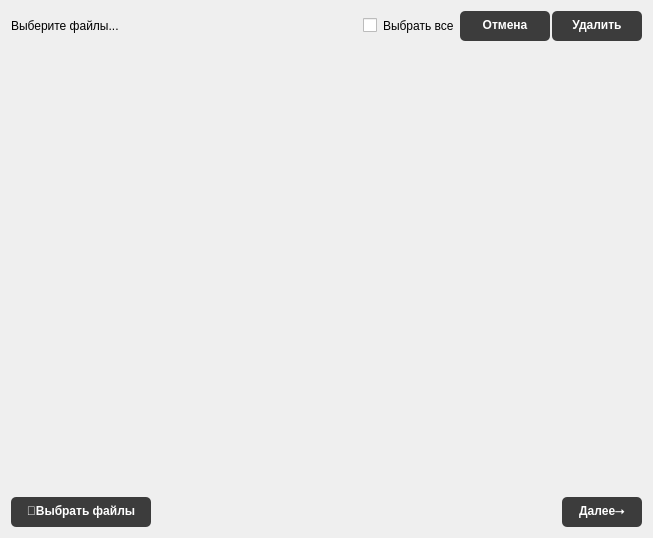
Old version of the form ui/file_selection_screen.ui in the repository CyllXap4ok/PDF_Multy_Search.
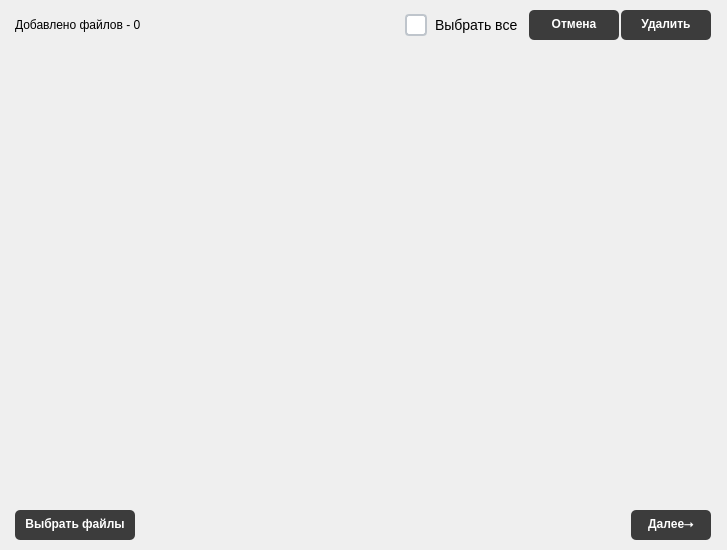
New version of the form. Icons and pictures are not drawn.

What changed in the file:
```diff
--- a/ui/file_selection_screen.ui
+++ b/ui/file_selection_screen.ui
@@ -6,10 +6,28 @@
    <rect>
     <x>0</x>
     <y>0</y>
-    <width>653</width>
-    <height>538</height>
+    <width>727</width>
+    <height>550</height>
    </rect>
   </property>
+  <property name="sizePolicy">
+   <sizepolicy hsizetype="Preferred" vsizetype="Preferred">
+    <horstretch>0</horstretch>
+    <verstretch>0</verstretch>
+   </sizepolicy>
+  </property>
+  <property name="minimumSize">
+   <size>
+    <width>727</width>
+    <height>550</height>
+   </size>
+  </property>
+  <property name="baseSize">
+   <size>
+    <width>727</width>
+    <height>550</height>
+   </size>
+  </property>
   <property name="windowTitle">
    <string>GroupBox</string>
   </property>
@@ -17,15 +35,57 @@
    <string notr="true">border:none;</string>
   </property>
   <layout class="QVBoxLayout" name="verticalLayout">
+   <property name="spacing">
+    <number>5</number>
+   </property>
+   <property name="leftMargin">
+    <number>15</number>
+   </property>
+   <property name="topMargin">
+    <number>10</number>
+   </property>
+   <property name="rightMargin">
+    <number>0</number>
+   </property>
+   <property name="bottomMargin">
+    <number>10</number>
+   </property>
    <item>
     <layout class="QHBoxLayout" name="file_screen_top_bar">
      <property name="spacing">
       <number>2</number>
      </property>
+     <property name="rightMargin">
+      <number>16</number>
+     </property>
      <item>
       <widget class="QLabel" name="label">
+       <property name="sizePolicy">
+        <sizepolicy hsizetype="Fixed" vsizetype="Fixed">
+         <horstretch>0</horstretch>
+         <verstretch>0</verstretch>
+        </sizepolicy>
+       </property>
+       <property name="minimumSize">
+        <size>
+         <width>0</width>
+         <height>30</height>
+        </size>
+       </property>
+       <property name="maximumSize">
+        <size>
+         <width>16777215</width>
+         <height>30</height>
+        </size>
+       </property>
+       <property name="baseSize">
+        <size>
+         <width>0</width>
+         <height>30</height>
+        </size>
+       </property>
        <property name="text">
-        <string>Выберите файлы...</string>
+        <string>Добавлено файлов - 0</string>
        </property>
       </widget>
      </item>
@@ -45,21 +105,82 @@
      <item>
       <layout class="QHBoxLayout" name="horizontalLayout">
        <property name="spacing">
-        <number>5</number>
+        <number>10</number>
        </property>
        <item>
         <widget class="QCheckBox" name="select_all_button">
+         <property name="sizePolicy">
+          <sizepolicy hsizetype="Fixed" vsizetype="Fixed">
+           <horstretch>0</horstretch>
+           <verstretch>0</verstretch>
+          </sizepolicy>
+         </property>
+         <property name="minimumSize">
+          <size>
+           <width>0</width>
+           <height>30</height>
+          </size>
+         </property>
+         <property name="maximumSize">
+          <size>
+           <width>16777215</width>
+           <height>30</height>
+          </size>
+         </property>
+         <property name="baseSize">
+          <size>
+           <width>0</width>
+           <height>30</height>
+          </size>
+         </property>
          <property name="font">
           <font>
+           <pointsize>-1</pointsize>
            <kerning>true</kerning>
           </font>
          </property>
          <property name="styleSheet">
-          <string notr="true"/>
+          <string notr="true">QCheckBox {
+    spacing: 8px;
+    font-size: 14px;
+}
+
+QCheckBox::indicator {
+    width: 18px;
+    height: 18px;
+    border-radius: 4px;
+}
+
+QCheckBox::indicator:unchecked {
+    background-color: #ffffff;
+    border: 2px solid #bfc5cc;
+}
+
+QCheckBox::indicator:unchecked:hover {
+    border: 2px solid #4a90e2;
+}
+
+QCheckBox::indicator:checked {
+    background-color: #4a90e2;
+    border: 2px solid #4a90e2;
+}
+
+QCheckBox::indicator:checked:hover {
+    background-color: #357ABD;
+    border: 2px solid #357ABD;
+}
+
+QCheckBox::indicator:disabled {
+    background-color: #e0e0e0;
+    border: 2px solid #c0c0c0;
+}</string>
          </property>
          <property name="text">
           <string>Выбрать все</string>
          </property>
+         <property name="checked">
+          <bool>false</bool>
+         </property>
         </widget>
        </item>
        <item>
@@ -169,6 +290,11 @@
 	background-color: rgb(50, 50, 50);
 	margin: 1px;
 	font-size: 12px;
+}
+
+QPushButton:disabled {
+	background-color: rgb(50, 50, 50);
+	color: gray;
 }</string>
        </property>
        <property name="text">
@@ -183,45 +309,70 @@
    </item>
    <item>
     <widget class="QScrollArea" name="scrollArea">
+     <property name="sizePolicy">
+      <sizepolicy hsizetype="Expanding" vsizetype="Expanding">
+       <horstretch>0</horstretch>
+       <verstretch>0</verstretch>
+      </sizepolicy>
+     </property>
      <property name="frameShadow">
       <enum>QFrame::Shadow::Sunken</enum>
      </property>
+     <property name="lineWidth">
+      <number>0</number>
+     </property>
+     <property name="verticalScrollBarPolicy">
+      <enum>Qt::ScrollBarPolicy::ScrollBarAsNeeded</enum>
+     </property>
+     <property name="horizontalScrollBarPolicy">
+      <enum>Qt::ScrollBarPolicy::ScrollBarAlwaysOff</enum>
+     </property>
      <property name="widgetResizable">
       <bool>true</bool>
      </property>
+     <property name="alignment">
+      <set>Qt::AlignmentFlag::AlignLeading|Qt::AlignmentFlag::AlignLeft|Qt::AlignmentFlag::AlignTop</set>
+     </property>
      <widget class="QWidget" name="files_grid">
       <property name="geometry">
        <rect>
         <x>0</x>
         <y>0</y>
-        <width>635</width>
-        <height>442</height>
+        <width>712</width>
+        <height>454</height>
        </rect>
       </property>
-      <layout class="QGridLayout" name="files_grid_layout">
-       <property name="leftMargin">
-        <number>0</number>
-       </property>
-       <property name="topMargin">
-        <number>0</number>
-       </property>
-       <property name="rightMargin">
-        <number>0</number>
-       </property>
-       <property name="bottomMargin">
-        <number>0</number>
-       </property>
-       <property name="spacing">
-        <number>2</number>
-       </property>
-      </layout>
+      <property name="sizePolicy">
+       <sizepolicy hsizetype="Preferred" vsizetype="Preferred">
+        <horstretch>0</horstretch>
+        <verstretch>0</verstretch>
+       </sizepolicy>
+      </property>
+      <property name="minimumSize">
+       <size>
+        <width>0</width>
+        <height>0</height>
+       </size>
+      </property>
+      <property name="baseSize">
+       <size>
+        <width>0</width>
+        <height>0</height>
+       </size>
+      </property>
      </widget>
     </widget>
    </item>
    <item>
     <layout class="QHBoxLayout" name="file_screen_bottom_bar">
+     <property name="rightMargin">
+      <number>16</number>
+     </property>
      <item>
       <widget class="QPushButton" name="add_button">
+       <property name="enabled">
+        <bool>true</bool>
+       </property>
        <property name="sizePolicy">
         <sizepolicy hsizetype="Fixed" vsizetype="Fixed">
          <horstretch>0</horstretch>
@@ -230,13 +381,13 @@
        </property>
        <property name="minimumSize">
         <size>
-         <width>140</width>
+         <width>120</width>
          <height>30</height>
         </size>
        </property>
        <property name="maximumSize">
         <size>
-         <width>140</width>
+         <width>120</width>
          <height>30</height>
         </size>
        </property>
@@ -267,10 +418,15 @@
 	background-color: rgb(50, 50, 50);
 	margin: 1px;
 	font-size: 12px;
+}
+
+QPushButton:disabled {
+	background-color: rgb(50, 50, 50);
+	color: gray;
 }</string>
        </property>
        <property name="text">
-        <string>📑Выбрать файлы</string>
+        <string>Выбрать файлы</string>
        </property>
       </widget>
      </item>
@@ -289,6 +445,9 @@
      </item>
      <item>
       <widget class="QPushButton" name="button_next">
+       <property name="enabled">
+        <bool>true</bool>
+       </property>
        <property name="sizePolicy">
         <sizepolicy hsizetype="Fixed" vsizetype="Fixed">
          <horstretch>0</horstretch>
@@ -334,11 +493,19 @@
 	background-color: rgb(50, 50, 50);
 	margin: 1px;
 	font-size: 12px;
+}
+
+QPushButton:disabled {
+	background-color: rgb(50, 50, 50);
+	color: gray;
 }</string>
        </property>
        <property name="text">
         <string>Далее⭢</string>
        </property>
+       <property name="flat">
+        <bool>false</bool>
+       </property>
       </widget>
      </item>
     </layout>
```
Left out of the diff: 2 changed lines with no effect on the pictures.
